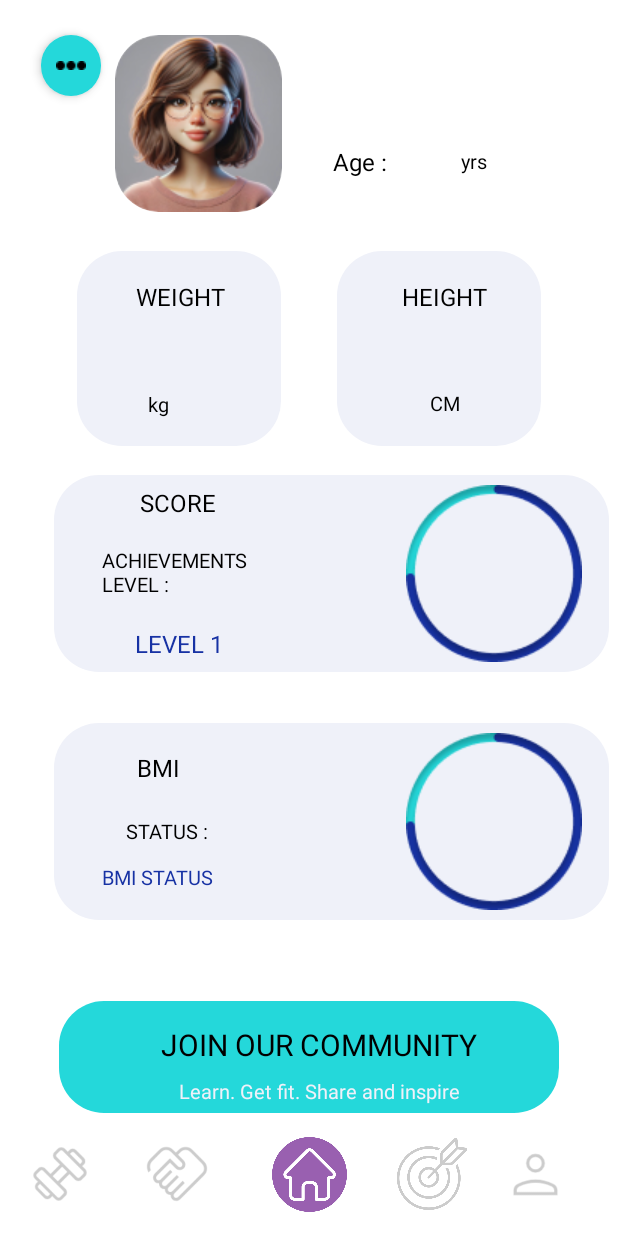
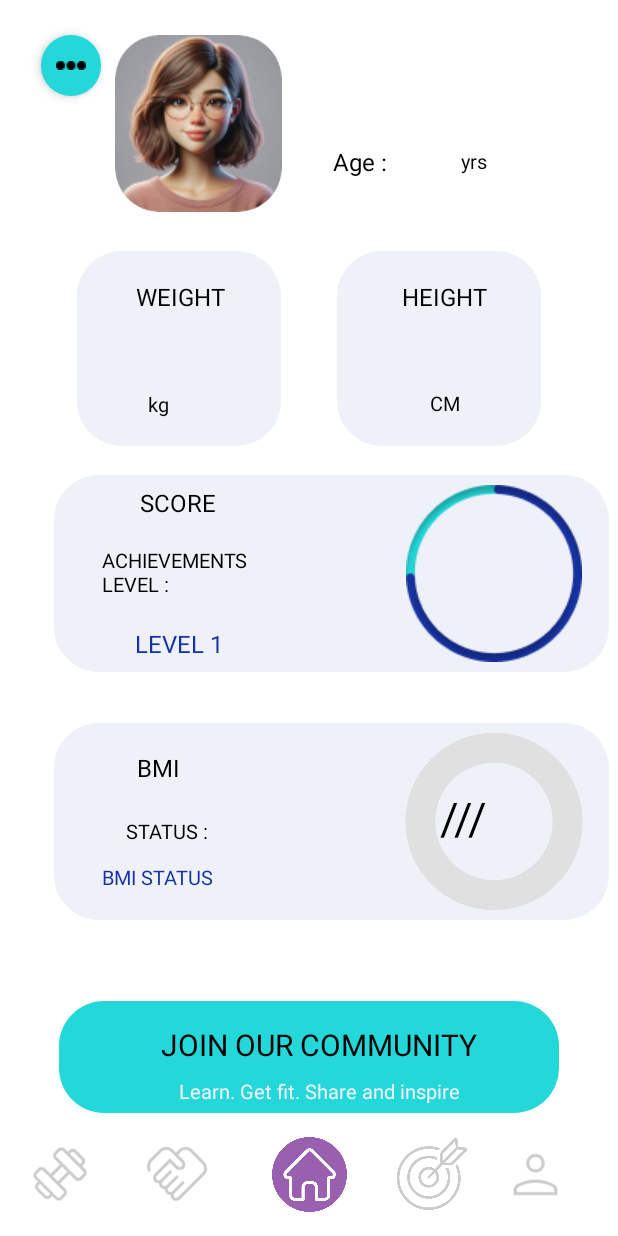
Before and after one commit to NawalKhoury/FitMeUp, an Android app: the ProfilePageActivity screen opened directly, with no data from a screen before it, on a phone screen of 412 x 824 dp. Run offline under Robolectric (Android 15) with nearby library versions, the phone set to English and light mode, and no system bars; our stand-ins replace Room's generated code; pictures from the network do not load.

Commit message:
bmi profile

```diff
--- a/app/src/main/res/layout/activity_profile_page.xml
+++ b/app/src/main/res/layout/activity_profile_page.xml
@@ -388,12 +388,19 @@
                     android:clipToPadding="false"
                     android:gravity="center_horizontal">
 
-                    <com.google.android.material.imageview.ShapeableImageView
-                        android:id="@+id/rn2mf63cl0hf"
-                        android:layout_width="117dp"
-                        android:layout_height="118dp"
-                        android:scaleType="fitXY"
-                        android:src="@drawable/graphpie" />
+
+
+
+                    <ProgressBar
+                        android:id="@+id/circularProgressBarProfile"
+                        style="@android:style/Widget.DeviceDefault.Light.ProgressBar.Horizontal"
+                        android:layout_width="200dp"
+                        android:layout_height="200dp"
+                        android:layout_centerInParent="true"
+                        android:max="9000"
+                        android:progress="0"
+                        android:indeterminate="false"
+                        android:progressDrawable="@drawable/circular_progress_bar" />
 
                     <LinearLayout
                         android:layout_width="match_parent"
@@ -406,14 +413,14 @@
 
                         <TextView
                             android:id="@+id/bmiTextView"
-                            android:layout_width="wrap_content"
-                            android:layout_height="50dp"
-                            android:layout_gravity="end"
+                            android:layout_width="69dp"
+                            android:layout_height="53dp"
+                            android:layout_gravity="center|end"
                             android:layout_marginTop="-10dp"
                             android:layout_marginEnd="25dp"
-                            android:text=""
+                            android:text="///"
                             android:textColor="#000000"
-                            android:textSize="36sp" />
+                            android:textSize="30sp" />
                     </LinearLayout>
                 </RelativeLayout>
             </LinearLayout>
```
Also changed, not shown: app/src/main/java/com/example/fitmeup/ProfilePageActivity.java (+33 -5 lines).
